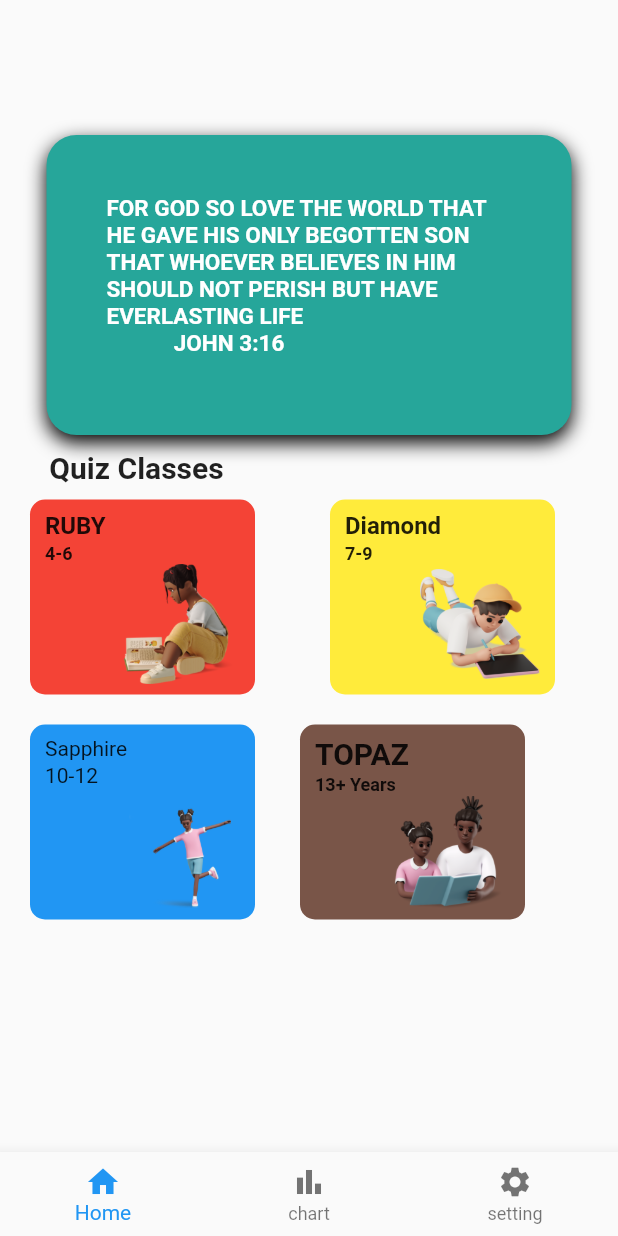
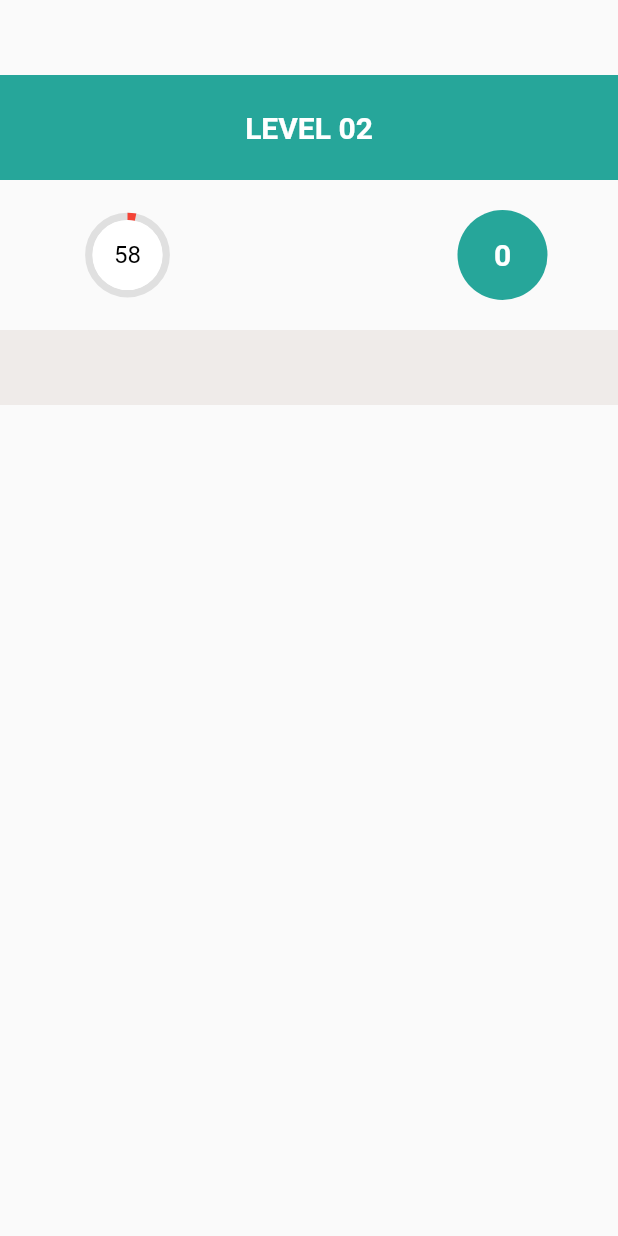
Before and after one commit to donduks/bible_quizzer2, a Flutter app: the HomePage screen opened directly, after a tap on "Sapphire", on a phone screen of 412 x 824 dp. Run offline on Flutter 3.47's test engine with Material 2 defaults, Android fonts, the phone set to English and light mode, and no system bars; drawn by our look-alikes of circular_countdown_timer.

Commit message:
SAPPHIRE

```diff
--- a/lib/home_page.dart
+++ b/lib/home_page.dart
@@ -1,5 +1,6 @@
 import 'package:bible_quizzer/constants.dart';
 import 'package:bible_quizzer/diamond/diamond1.dart';
+import 'package:bible_quizzer/sapphire/sapphire_home.dart';
 
 import 'package:bible_quizzer/widgets.dart';
 import 'package:flutter/material.dart';
@@ -116,7 +117,10 @@ class _HomePageState extends State<HomePage> {
                       text: const Text('Sapphire'),
                       text2: const Text('10-12'),
                       color: Colors.blue,
-                      onTap: () {},
+                      onTap: () {
+                        Navigator.of(context).push(MaterialPageRoute(
+                            builder: (context) => const SapphireHome()));
+                      },
                       decoration: const BoxDecoration(
                         image: DecorationImage(
                           image: AssetImage('images/joy.png'),
--- /dev/null
+++ b/lib/sapphire/sapphire_home.dart
@@ -0,0 +1,87 @@
+import 'package:bible_quizzer/sapphire/sapphire_timer.dart';
+import 'package:flutter/material.dart';
+
+int marks2 = 0;
+String remark2 = '';
+final timer2 = const Timer2();
+
+class SapphireHome extends StatefulWidget {
+  const SapphireHome({super.key});
+
+  @override
+  State<SapphireHome> createState() => _SapphireHomeState();
+}
+
+class _SapphireHomeState extends State<SapphireHome> {
+  @override
+  Widget build(BuildContext context) {
+    return Scaffold(
+      body: Center(
+        child: SafeArea(
+          child: Column(
+            children: [
+              Container(
+                margin: const EdgeInsets.only(top: 50),
+                height: 70,
+                width: double.infinity,
+                color: Colors.teal[400],
+                child: const Center(
+                  child: Text(
+                    'LEVEL 02',
+                    style: TextStyle(
+                        color: Colors.white,
+                        fontWeight: FontWeight.bold,
+                        fontSize: 20),
+                  ),
+                ),
+              ),
+              Row(
+                mainAxisAlignment: MainAxisAlignment.start,
+                children: [
+                  Container(
+                    margin: const EdgeInsets.only(left: 35),
+                    height: 100,
+                    width: 100,
+                    child: timer2,
+                  ),
+                  SizedBox(
+                    child: Text(remark2),
+                    width: 170,
+                  ),
+                  // ignore: avoid_unnecessary_containers
+                  Container(
+                    child: CircleAvatar(
+                      backgroundColor: Colors.teal[400],
+                      radius: 30,
+                      child: Text(
+                        marks2.toString(),
+                        style: const TextStyle(
+                            fontWeight: FontWeight.bold,
+                            fontSize: 20,
+                            color: Colors.white),
+                      ),
+                    ),
+                  ),
+                ],
+              ),
+              Container(
+                height: 50,
+                width: 1000,
+                color: Colors.brown[50],
+                child: Center(
+                  child: Text(
+                    '',
+                    style: TextStyle(
+                        color: Colors.green,
+                        fontWeight: FontWeight.w800,
+                        fontSize: 18),
+                  ),
+                ),
+              ),
+            ],
+          ),
+        ),
+      ),
+    );
+  }
+}
--- /dev/null
+++ b/lib/sapphire/sapphire_timer.dart
@@ -0,0 +1,39 @@
+import 'package:bible_quizzer/sapphire/sapphire_home.dart';
+import 'package:circular_countdown_timer/circular_countdown_timer.dart';
+import 'package:flutter/material.dart';
+
+class Timer2 extends StatefulWidget {
+  const Timer2({super.key});
+
+  @override
+  State<Timer2> createState() => _Timer2State();
+}
+
+class _Timer2State extends State<Timer2> {
+  @override
+  Widget build(BuildContext context) {
+    return Scaffold(
+      body: Center(
+          child: CircularCountDownTimer(
+        duration: 60,
+        initialDuration: 2,
+        controller: CountDownController(),
+        width: MediaQuery.of(context).size.width / 8,
+        height: MediaQuery.of(context).size.height / 8,
+        ringColor: Colors.grey[300]!,
+        ringGradient: null,
+        fillColor: Colors.red,
+        fillGradient: null,
+        backgroundColor: Colors.white,
+        isReverse: true,
+        isReverseAnimation: false,
+        isTimerTextShown: true,
+        autoStart: false,
+        onComplete: () {
+          Navigator.of(context).push(
+              MaterialPageRoute(builder: (context) => const SapphireHome()));
+        },
+      )),
+    );
+  }
+}
```
Also changed, not shown: lib/diamond/diamond1.dart (+22 -18 lines), lib/sapphire/sapphire_brain.dart (added, +106 -0 lines).
